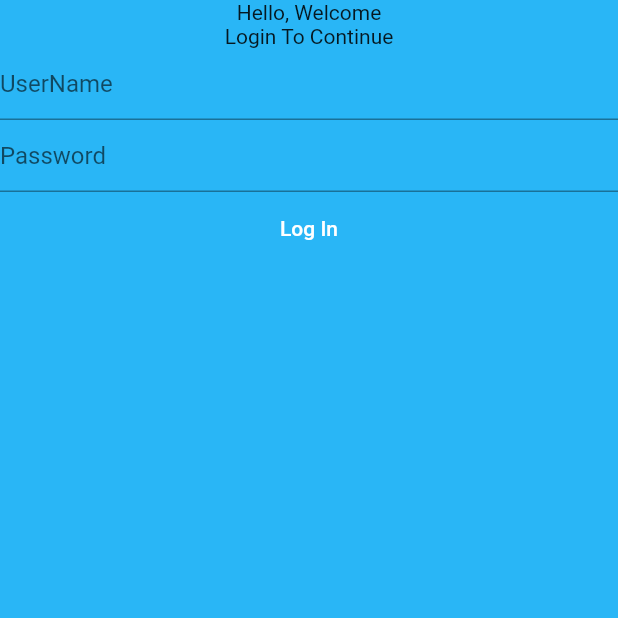
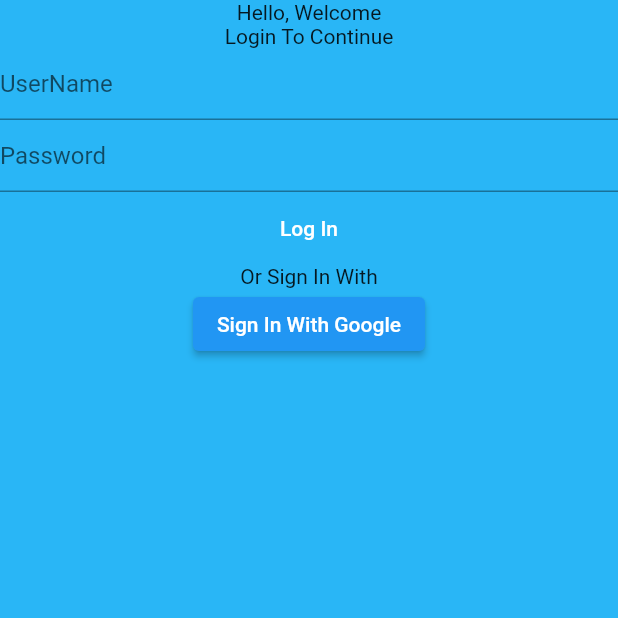
Before and after one commit to flutter-preview/AbdulRahmanMudasser-Flutter-Tutorial, a Flutter app: the screen it shows after launch, on a phone screen of 412 x 824 dp, the top half of it. Run offline on Flutter 3.47's test engine with Material 2 defaults, Android fonts, the light colour scheme and no system bars.

Commit message:
Another button to login with google

```diff
--- a/lib/main.dart
+++ b/lib/main.dart
@@ -30,6 +30,11 @@
                 ),
               ),
               onPressed: () {},
+            ),
+            const Text("Or Sign In With"),
+            ElevatedButton(
+              onPressed: () {},
+              child: const Text("Sign In With Google"),
             )
           ],
         ),
```
